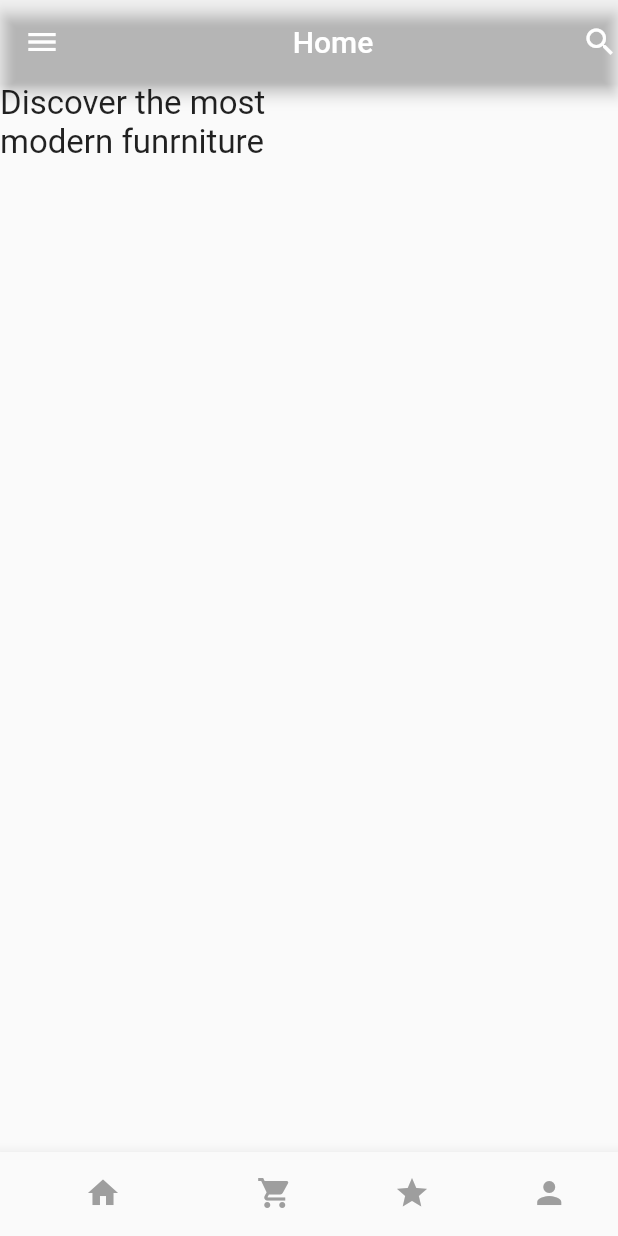
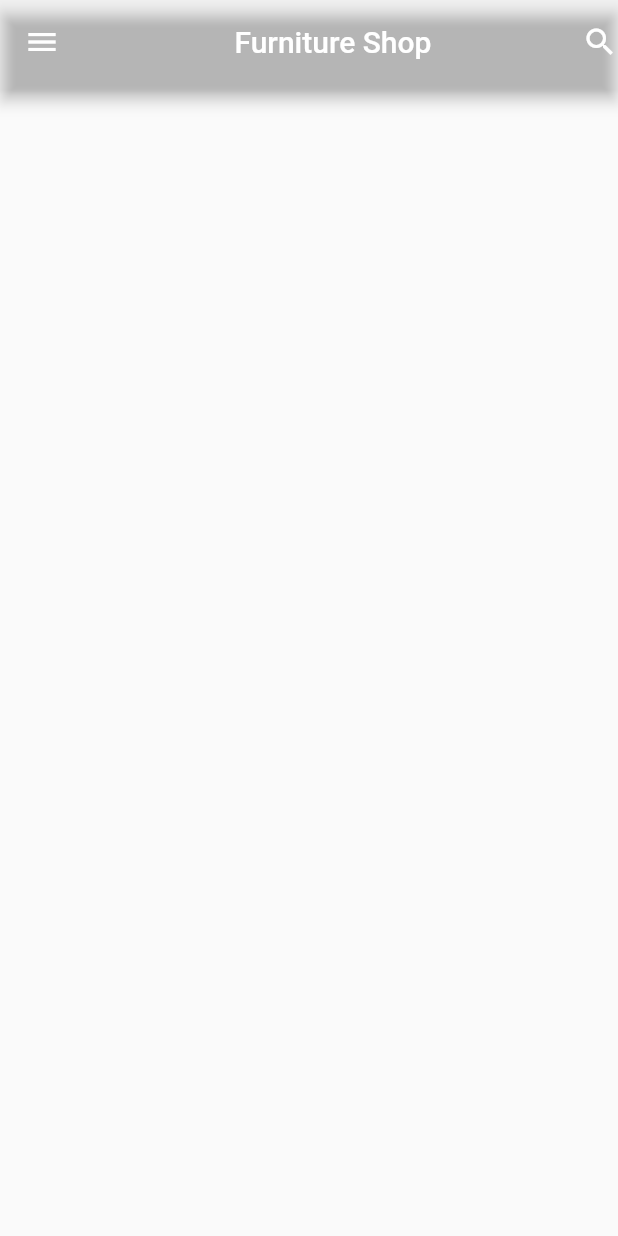
Before and after one commit to aswinadi/fugi_fic, a Flutter app: the screen it shows after launch, on a phone screen of 412 x 824 dp. Run offline on Flutter 3.47's test engine with Material 2 defaults, Android fonts, the phone set to English and light mode, and no system bars.

Commit message:
Slicing UI

```diff
--- a/lib/main.dart
+++ b/lib/main.dart
@@ -1,4 +1,5 @@
 import 'package:flutter/material.dart';
+import 'package:fugi_fic/screens/homescreen.dart';
 
 void main() {
   runApp(const MyApp());
@@ -9,52 +10,9 @@ class MyApp extends StatelessWidget {
 
   @override
   Widget build(BuildContext context) {
-    return MaterialApp(
+    return const MaterialApp(
       debugShowCheckedModeBanner: false,
-      home: Scaffold(
-        appBar: AppBar(
-          backgroundColor: Colors.transparent,
-          leading: const Icon(Icons.menu),
-          title: const Center(child: Text("Home")),
-          actions: const [
-            Icon(Icons.search),
-          ],
-        ),
-        body: SizedBox(
-          height: 60,
-          width: 226,
-          child: Text(
-            "Discover the most modern funrniture",
-            style: TextStyle(
-              fontSize: 22,
-            ),
-          ),
-        ),
-        bottomNavigationBar: BottomNavigationBar(
-          unselectedItemColor: Colors.grey,
-          selectedItemColor: Colors.grey,
-          showSelectedLabels: false,
-          showUnselectedLabels: false,
-          items: const <BottomNavigationBarItem>[
-            BottomNavigationBarItem(
-              icon: Icon(Icons.home),
-              label: "Home",
-            ),
-            BottomNavigationBarItem(
-              icon: Icon(Icons.shopping_cart),
-              label: "Cart",
-            ),
-            BottomNavigationBarItem(
-              icon: Icon(Icons.star),
-              label: "Favourite",
-            ),
-            BottomNavigationBarItem(
-              icon: Icon(Icons.person),
-              label: "Profile",
-            ),
-          ],
-        ),
-      ),
+      home: HomeScreen(),
     );
   }
 }
--- /dev/null
+++ b/lib/screens/homescreen.dart
@@ -0,0 +1,38 @@
+import 'package:flutter/material.dart';
+
+class HomeScreen extends StatefulWidget {
+  const HomeScreen({super.key});
+
+  @override
+  State<HomeScreen> createState() => _HomeScreenState();
+}
+
+class _HomeScreenState extends State<HomeScreen> {
+  @override
+  Widget build(BuildContext context) {
+    return Scaffold(
+      body: SafeArea(
+        child: Container(
+          child: ListView(
+            physics: BouncingScrollPhysics(),
+            children: [
+              Container(
+                  height: 60,
+                  // margin: EdgeInsets.only(top: 20, left: 20, right: 20),
+                  child: AppBar(
+                    backgroundColor: Colors.transparent,
+                    leading: Icon(
+                      Icons.menu,
+                    ),
+                    title: Center(child: Text("Furniture Shop")),
+                    actions: [
+                      Icon(Icons.search),
+                    ],
+                  ))
+            ],
+          ),
+        ),
+      ),
+    );
+  }
+}
```
Also changed, not shown: pubspec.yaml (+6 -4 lines), pubspec.lock, 1 other file.
